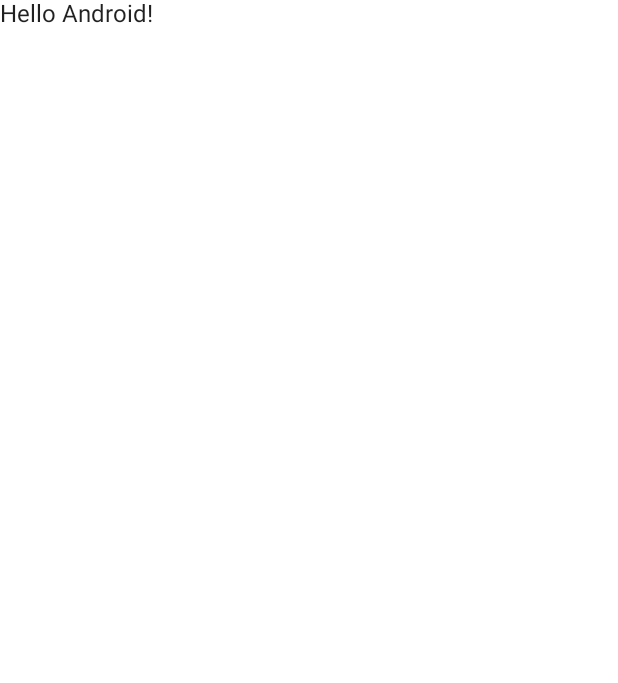
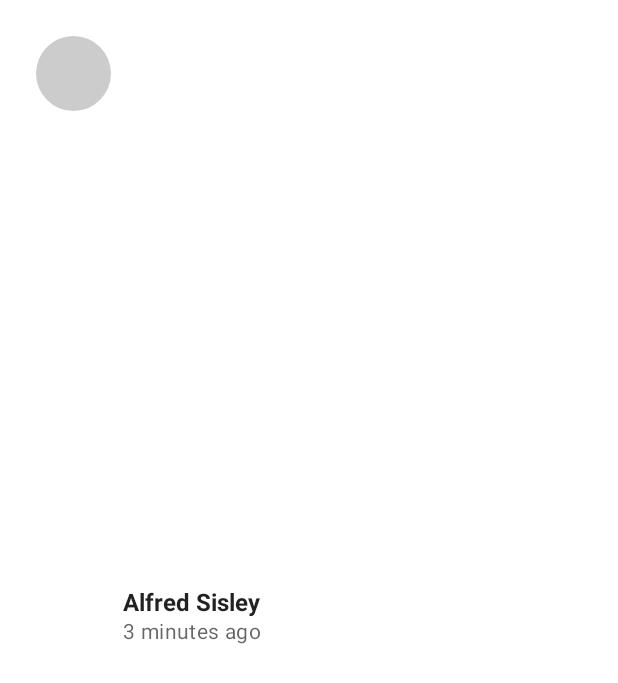
Before and after one commit to kimura78/Jetpack_compose_study, an Android app built with Jetpack Compose: the screen it shows after launch (MainActivity), on a phone screen of 412 x 824 dp. Before the commit the part shown is almost empty. Shown: the top 683 px of the screen. Run offline under Robolectric (Android 15) with nearby library versions, the phone set to English and light mode, and no system bars.

Commit message:
修飾子の順番でデザインが変わることを確認

```diff
--- a/ch6_BasicLayout/app/src/main/java/com/example/ch6_basiclayout/MainActivity.kt
+++ b/ch6_BasicLayout/app/src/main/java/com/example/ch6_basiclayout/MainActivity.kt
@@ -3,13 +3,19 @@ package com.example.ch6_basiclayout
 import android.os.Bundle
 import androidx.activity.ComponentActivity
 import androidx.activity.compose.setContent
-import androidx.compose.foundation.layout.fillMaxSize
-import androidx.compose.material.MaterialTheme
-import androidx.compose.material.Surface
-import androidx.compose.material.Text
+import androidx.compose.foundation.clickable
+import androidx.compose.foundation.layout.*
+import androidx.compose.foundation.shape.CircleShape
+import androidx.compose.foundation.shape.RoundedCornerShape
+import androidx.compose.material.*
 import androidx.compose.runtime.Composable
+import androidx.compose.runtime.CompositionLocalProvider
+import androidx.compose.ui.Alignment
 import androidx.compose.ui.Modifier
+import androidx.compose.ui.draw.clip
+import androidx.compose.ui.text.font.FontWeight
 import androidx.compose.ui.tooling.preview.Preview
+import androidx.compose.ui.unit.dp
 import com.example.ch6_basiclayout.ui.theme.Ch6_BasicLayoutTheme
 
 class MainActivity : ComponentActivity() {
@@ -22,7 +28,7 @@ class MainActivity : ComponentActivity() {
                     modifier = Modifier.fillMaxSize(),
                     color = MaterialTheme.colors.background
                 ) {
-                    Greeting("Android")
+                    PhotographerCard()
                 }
             }
         }
@@ -30,14 +36,38 @@ class MainActivity : ComponentActivity() {
 }
 
 @Composable
-fun Greeting(name: String) {
-    Text(text = "Hello $name!")
+fun PhotographerCard(modifier: Modifier = Modifier) {
+    Row(modifier
+        .padding(8.dp)
+        .clip(RoundedCornerShape(4.dp))
+        .clickable(onClick = {  })
+        .padding(16.dp)
+
+    ) {
+        Surface(
+            modifier = Modifier.size(50.dp),
+            shape = CircleShape,
+            color = MaterialTheme.colors.onSurface.copy(alpha = 0.2f)
+        ) {
+
+        }
+        Column(
+            modifier = Modifier
+                .padding(start = 8.dp)
+                .align(Alignment.CenterVertically)
+        ) {
+            Text("Alfred Sisley", fontWeight = FontWeight.Bold)
+            CompositionLocalProvider(LocalContentAlpha provides ContentAlpha.medium) {
+                Text("3 minutes ago", style = MaterialTheme.typography.body2)
+            }
+        }
+    }
 }
 
 @Preview(showBackground = true)
 @Composable
-fun DefaultPreview() {
+fun PhotographerCardPreview() {
     Ch6_BasicLayoutTheme {
-        Greeting("Android")
+        PhotographerCard()
     }
 }
```
